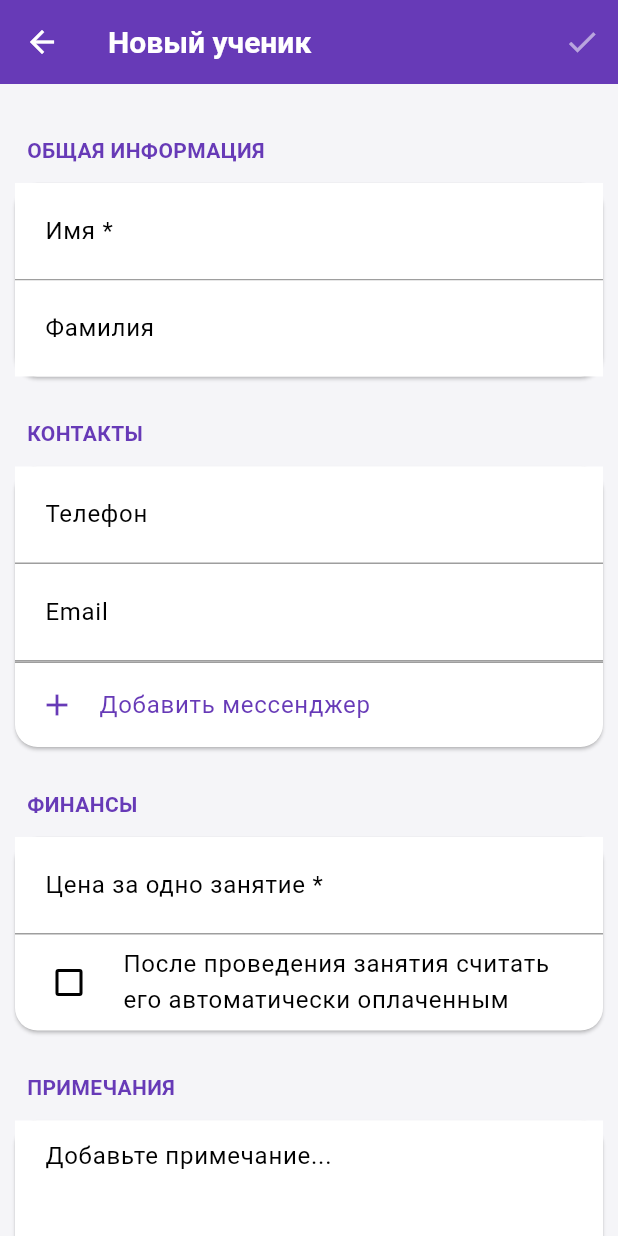
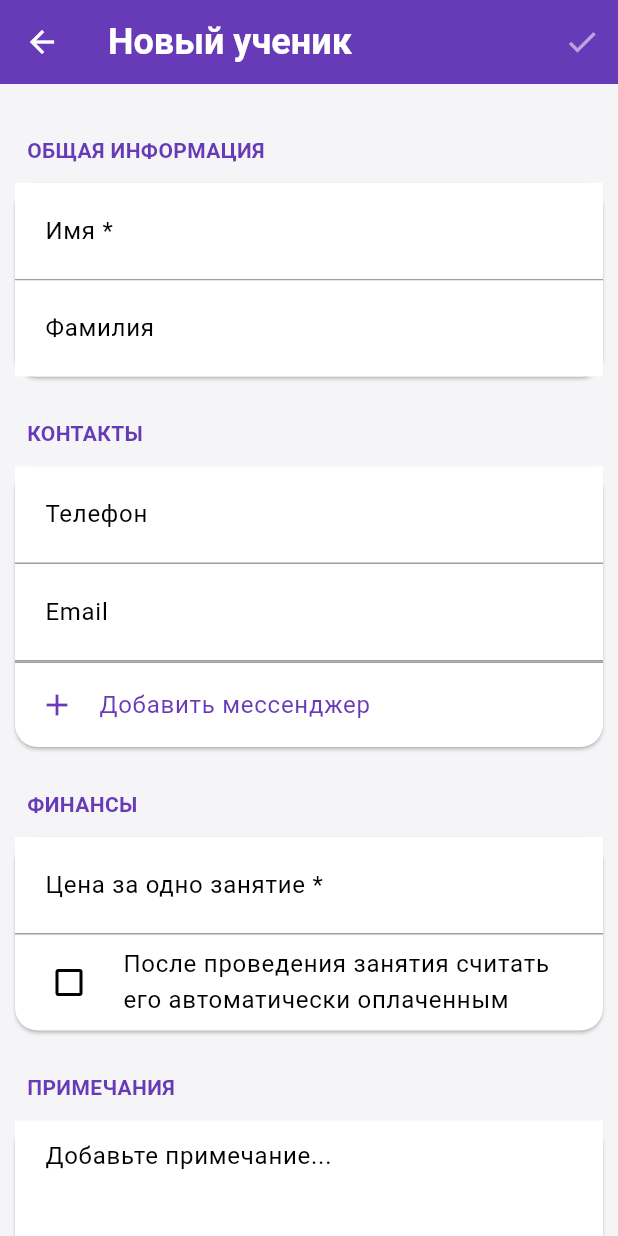
Before and after one commit to danilaJDev/rephelp, a Flutter app: the screen it shows after launch, item 2 of the bottom bar chosen, after a tap on the "add" icon, on a phone screen of 412 x 824 dp. Run offline on Flutter 3.47's test engine with Material 3 defaults, Android fonts, the light colour scheme and no system bars; our stand-ins replace sqflite, table_calendar; accounts and stored records are empty.

Commit message:
18 - Готовы Расписание и Ученики

```diff
--- a/lib/main.dart
+++ b/lib/main.dart
@@ -47,7 +47,7 @@ class RepHelpApp extends StatelessWidget {
           elevation: 0,
           titleTextStyle: TextStyle(
             color: Colors.white,
-            fontSize: 20,
+            fontSize: 24,
             fontWeight: FontWeight.bold,
           ),
           iconTheme: IconThemeData(color: Colors.white),
--- a/lib/screens/schedule_screen.dart
+++ b/lib/screens/schedule_screen.dart
@@ -124,6 +124,13 @@ class _ScheduleScreenState extends State<ScheduleScreen>
               labelColor: Colors.white,
               unselectedLabelColor: Colors.white70,
               indicatorColor: Colors.white,
+
+              labelStyle: const TextStyle(
+                fontSize: 16,
+                fontWeight: FontWeight.bold,
+              ),
+              unselectedLabelStyle: const TextStyle(fontSize: 14),
+
               tabs: const [
                 Tab(icon: Icon(Icons.list_alt), text: 'Список'),
                 Tab(icon: Icon(Icons.table_chart), text: 'Таблица'),
@@ -184,12 +191,12 @@ class _ScheduleScreenState extends State<ScheduleScreen>
         return Column(
           children: [
             Padding(
-              padding: const EdgeInsets.all(8.0),
+              padding: const EdgeInsets.fromLTRB(8, 15, 8, 8),
               child: Text(
                 formattedDate,
                 style: const TextStyle(
                   fontWeight: FontWeight.bold,
-                  fontSize: 16,
+                  fontSize: 18,
                 ),
               ),
             ),
--- a/lib/screens/students_screen.dart
+++ b/lib/screens/students_screen.dart
@@ -115,6 +115,13 @@ class _StudentsScreenState extends State<StudentsScreen>
                       borderSide: BorderSide(color: Colors.white, width: 3),
                       insets: EdgeInsets.symmetric(horizontal: 100),
                     ),
+
+                    labelStyle: const TextStyle(
+                      fontSize: 16,
+                      fontWeight: FontWeight.bold,
+                    ),
+                    unselectedLabelStyle: const TextStyle(fontSize: 14),
+
                     tabs: const [
                       Tab(
                         icon: Icon(Icons.person),
```
